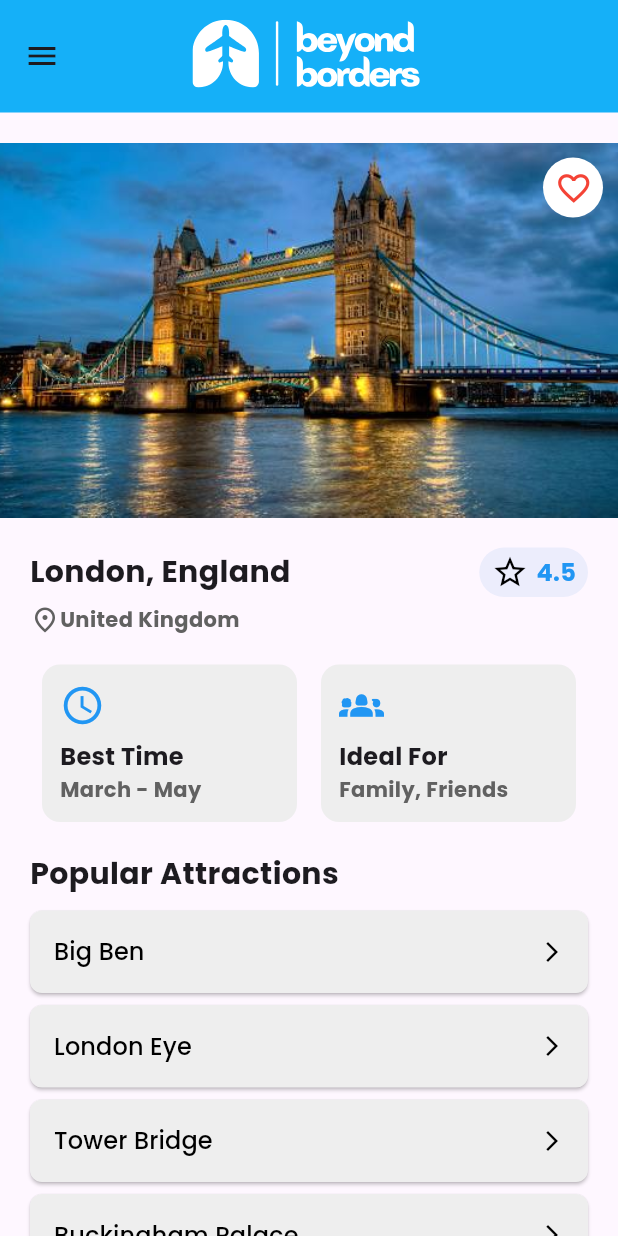
After one commit to lanseu/BeyondBorders, a Flutter app: the LondonDestinations screen opened directly, on a phone screen of 412 x 824 dp. The commit adds this screen. Run offline on Flutter 3.47's test engine with Material 3 defaults, Android fonts, the phone set to English and light mode, and no system bars; our stand-ins replace flutter_svg.

Commit message:
New Page London Destinations
click the view in the london bridge to navigate

```diff
--- a/lib/pages/custom_drawer.dart
+++ b/lib/pages/custom_drawer.dart
@@ -1,3 +1,4 @@
+import 'package:beyond_borders/pages/london_destinations.dart';
 import 'package:flutter/material.dart';
 import 'package:flutter_svg/flutter_svg.dart';
 import 'package:beyond_borders/pages/about.dart';
--- a/lib/pages/destinations.dart
+++ b/lib/pages/destinations.dart
@@ -6,6 +6,7 @@ import 'package:beyond_borders/models/travel_model.dart';
 import 'package:beyond_borders/main.dart';
 import 'package:beyond_borders/pages/custom_drawer.dart';
 import 'package:beyond_borders/pages/custom_appbar.dart';
+import 'package:beyond_borders/pages/london_destinations.dart';
 
 class Destination extends StatefulWidget {
   const Destination({super.key});
@@ -188,6 +189,16 @@ class _DestinationState extends State<Destination> {
                       margin: EdgeInsets.only(top: 10),
                       height: 40,
                       width: 130,
+                      child: InkWell(
+                        onTap: () {
+                          Navigator.push(
+                            context,
+                            MaterialPageRoute(
+                              builder: (context) => LondonDestinations(),
+                            ),
+                          );
+                        },
+                        child: Container(
                           decoration: BoxDecoration(
                             gradient: LinearGradient(
                               colors: [
@@ -213,7 +224,9 @@ class _DestinationState extends State<Destination> {
                               ),
                             ),
                           ),
-                    )
+                        ),
+                      ),
+                    ),
                   ],
                 ),
               );
--- /dev/null
+++ b/lib/pages/london_destinations.dart
@@ -0,0 +1,270 @@
+import 'package:flutter/material.dart';
+import 'package:beyond_borders/pages/custom_appbar.dart';
+import 'package:beyond_borders/pages/custom_drawer.dart';
+
+class LondonDestinations extends StatefulWidget {
+  const LondonDestinations({super.key});
+
+  @override
+  _LondonDestinationsState createState() => _LondonDestinationsState();
+}
+
+class _LondonDestinationsState extends State<LondonDestinations> {
+  bool isFavourite = false;
+
+  @override
+  Widget build(BuildContext context) {
+    return Scaffold(
+      appBar: buildAppBar(),
+      drawer: CustomDrawer(),
+      body: SingleChildScrollView(
+        child: Column(
+          crossAxisAlignment: CrossAxisAlignment.start,
+          children: [
+            _buildHeaderImage(),
+            _buildDestinationDetails(),
+            _buildInfoCards(),
+            _buildAttractionsList(),
+            _buildGoNowButton(),
+          ],
+        ),
+      ),
+    );
+  }
+
+  // Header Image with heart/favourite icon
+  Widget _buildHeaderImage() {
+    return Container(
+        margin: EdgeInsets.only(top: 20),
+        child: Stack(
+          children: [
+            Image.asset(
+              'assets/images/london_bridge_header.jpg',
+              width: double.infinity,
+              height: 250,
+              fit: BoxFit.cover,
+            ),
+            Positioned(
+                top: 10,
+                right: 10,
+                child: Container(
+                  width: 40,
+                  height: 40,
+                  decoration: BoxDecoration(
+                    color: Colors.white,
+                    borderRadius: BorderRadius.circular(100),
+                  ),
+                  child: IconButton(
+                    icon: Icon(
+                      isFavourite
+                          ? Icons.favorite
+                          : Icons.favorite_border_outlined,
+                      color: Colors.red,
+                      size: 25,
+                    ),
+                    onPressed: () {
+                      setState(() {
+                        isFavourite = !isFavourite;
+                      });
+                    },
+                  ),
+                )),
+          ],
+        ));
+  }
+
+  // Destination Name and Location with Rating
+  Widget _buildDestinationDetails() {
+    return Padding(
+      padding: EdgeInsets.all(20),
+      child: Column(
+        crossAxisAlignment: CrossAxisAlignment.start,
+        children: [
+          Row(
+            mainAxisAlignment: MainAxisAlignment.spaceBetween,
+            children: [
+              Text(
+                'London, England',
+                style: TextStyle(
+                  fontSize: 20,
+                  fontWeight: FontWeight.bold,
+                ),
+              ),
+              SizedBox(height: 10),
+              Container(
+                padding: EdgeInsets.symmetric(horizontal: 8, vertical: 4),
+                decoration: BoxDecoration(
+                  color: Color.fromRGBO(74, 144, 226, 0.1),
+                  borderRadius: BorderRadius.circular(50),
+                ),
+                child: Row(
+                  mainAxisSize: MainAxisSize.min,
+                  children: [
+                    Icon(Icons.star_border, color: Colors.black, size: 25),
+                    SizedBox(width: 5),
+                    Text(
+                      '4.5',
+                      style: TextStyle(
+                          fontSize: 16,
+                          fontWeight: FontWeight.bold,
+                          color: Colors.blue),
+                    ),
+                  ],
+                ),
+              ),
+            ],
+          ),
+          SizedBox(height: 5),
+          Row(
+            children: [
+              Icon(
+                Icons.place_outlined,
+                color: Colors.grey[700],
+                size: 20,
+              ),
+              Text(
+                'United Kingdom',
+                style: TextStyle(
+                  fontSize: 14,
+                  fontWeight: FontWeight.bold,
+                  color: Colors.grey[700],
+                ),
+              ),
+            ],
+          )
+        ],
+      ),
+    );
+  }
+
+  Widget _buildInfoCards() {
+    return Padding(
+      padding: EdgeInsets.symmetric(horizontal: 20),
+      child: Row(
+        mainAxisAlignment: MainAxisAlignment.spaceBetween,
+        children: [
+          _infoCard('Best Time', 'March - May', Icons.access_time),
+          _infoCard('Ideal For', 'Family, Friends', Icons.groups_2),
+        ],
+      ),
+    );
+  }
+
+  Widget _infoCard(String title, String value, IconData icon) {
+    return Expanded(
+      child: Container(
+        padding: EdgeInsets.all(12),
+        margin: EdgeInsets.symmetric(horizontal: 8),
+        decoration: BoxDecoration(
+          color: Colors.grey[200],
+          borderRadius: BorderRadius.circular(12),
+        ),
+        child: Column(
+          crossAxisAlignment: CrossAxisAlignment.start,
+          children: [
+            Icon(icon, color: Colors.blue, size: 30),
+            SizedBox(height: 8),
+            Text(
+              title,
+              style: TextStyle(
+                fontSize: 16,
+                fontWeight: FontWeight.bold,
+              ),
+            ),
+            Text(value,
+                style: TextStyle(
+                  fontSize: 14,
+                  fontWeight: FontWeight.bold,
+                  color: Colors.grey[700],
+                ),
+                textAlign: TextAlign.start),
+          ],
+        ),
+      ),
+    );
+  }
+
+  Widget _buildAttractionsList() {
+    final attractions = [
+      'Big Ben',
+      'London Eye',
+      'Tower Bridge',
+      'Buckingham Palace',
+      'British Museum',
+      'Tate Modern',
+      'St. Paul\'s Cathedral',
+      'The Shard',
+      'Westminster Abbey',
+      'The British Library',
+    ];
+    return Padding(
+        padding: EdgeInsets.all(20),
+        child: Column(
+          crossAxisAlignment: CrossAxisAlignment.start,
+          children: [
+            Text('Popular Attractions',
+                style: TextStyle(fontSize: 20, fontWeight: FontWeight.bold)),
+            SizedBox(height: 10),
+            ...attractions.map((attraction) => Padding(
+                  padding: const EdgeInsets.only(
+                      bottom: 8.0), // Vertical margin between items
+                  child: ElevatedButton(
+                    style: ElevatedButton.styleFrom(
+                      backgroundColor: Colors.grey[200],
+                      padding: EdgeInsets.symmetric(vertical: 16),
+                      shape: RoundedRectangleBorder(
+                        borderRadius: BorderRadius.circular(
+                            8.0), // Adjust the radius as needed
+                      ),
+                    ),
+                    onPressed: () {
+                      // Define your onPressed action here
+                    },
+                    child: Padding(
+                      padding: EdgeInsets.symmetric(horizontal: 16),
+                      child: Row(
+                        mainAxisAlignment: MainAxisAlignment.spaceBetween,
+                        children: [
+                          Text(
+                            attraction,
+                            style: TextStyle(fontSize: 16, color: Colors.black),
+                          ),
+                          Icon(
+                            Icons.arrow_forward_ios,
+                            color: Colors.black,
+                            size: 16,
+                          ),
+                        ],
+                      ),
+                    ),
+                  ),
+                ))
+          ],
+        ));
+  }
+
+  Widget _buildGoNowButton() {
+    return Padding(
+        padding: EdgeInsets.symmetric(horizontal: 20, vertical: 20),
+        child: SizedBox(
+          width: double.infinity,
+          child: ElevatedButton(
+            style: ElevatedButton.styleFrom(
+              backgroundColor: Colors.red[200],
+              padding: EdgeInsets.symmetric(vertical: 15),
+              shape: RoundedRectangleBorder(
+                borderRadius: BorderRadius.circular(11),
+              ),
+            ),
+            onPressed: () {},
+            child: Text(
+              'Go Now',
+              style: TextStyle(
+                  fontSize: 20,
+                  fontWeight: FontWeight.bold,
+                  color: Colors.white),
+            ),
+          ),
+        ));
+  }
+}
```
Also changed, not shown: pubspec.yaml (+54 -54 lines), assets/images/london_bridge_header.jpg (added). Lines whose indentation alone changed are shown as unchanged.
